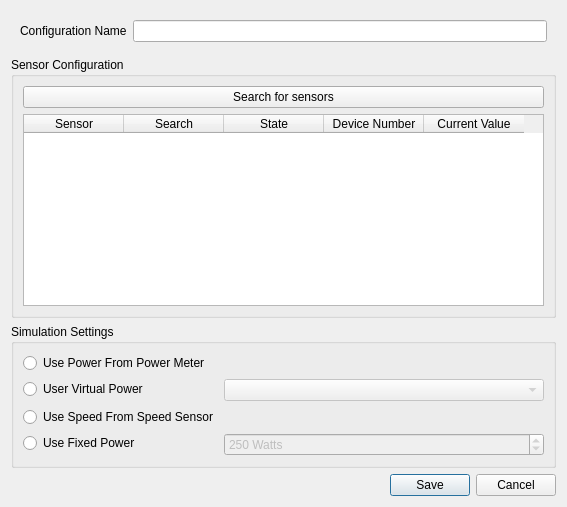
Qt form indoorcycling2/addsensorconfigurationdialog.ui (rsippl/big-ring) before a commit.
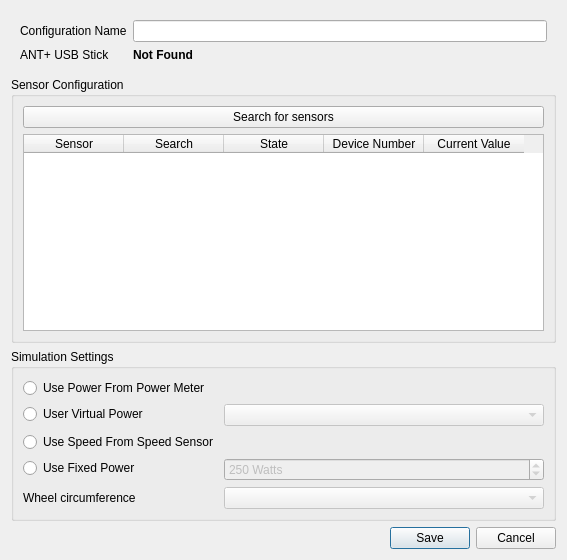
The same form after that commit.

Commit message: Make wheel size a configuration value.

```diff
--- a/indoorcycling2/addsensorconfigurationdialog.ui
+++ b/indoorcycling2/addsensorconfigurationdialog.ui
@@ -7,7 +7,7 @@
     <x>0</x>
     <y>0</y>
     <width>567</width>
-    <height>487</height>
+    <height>560</height>
    </rect>
   </property>
   <property name="windowTitle">
@@ -27,6 +27,35 @@
       <item row="0" column="1">
        <widget class="QLineEdit" name="lineEdit"/>
       </item>
+      <item row="3" column="0">
+       <widget class="QLabel" name="label_4">
+        <property name="sizePolicy">
+         <sizepolicy hsizetype="Preferred" vsizetype="Preferred">
+          <horstretch>1</horstretch>
+          <verstretch>0</verstretch>
+         </sizepolicy>
+        </property>
+        <property name="text">
+         <string>ANT+ USB Stick</string>
+        </property>
+       </widget>
+      </item>
+      <item row="3" column="1">
+       <widget class="QLabel" name="usbStickPresentLabel">
+        <property name="sizePolicy">
+         <sizepolicy hsizetype="Preferred" vsizetype="Preferred">
+          <horstretch>1</horstretch>
+          <verstretch>0</verstretch>
+         </sizepolicy>
+        </property>
+        <property name="text">
+         <string>&lt;b&gt;Not Found&lt;/b&gt;</string>
+        </property>
+        <property name="textFormat">
+         <enum>Qt::RichText</enum>
+        </property>
+       </widget>
+      </item>
      </layout>
     </widget>
    </item>
@@ -165,6 +194,26 @@
         </property>
        </widget>
       </item>
+      <item row="5" column="0">
+       <widget class="QLabel" name="label_2">
+        <property name="text">
+         <string>Wheel circumference</string>
+        </property>
+       </widget>
+      </item>
+      <item row="5" column="1">
+       <widget class="QComboBox" name="wheelCircumferenceChooser">
+        <property name="enabled">
+         <bool>false</bool>
+        </property>
+        <property name="editable">
+         <bool>false</bool>
+        </property>
+        <property name="currentText">
+         <string/>
+        </property>
+       </widget>
+      </item>
      </layout>
     </widget>
    </item>
```
The commit also changes 9 other files.
